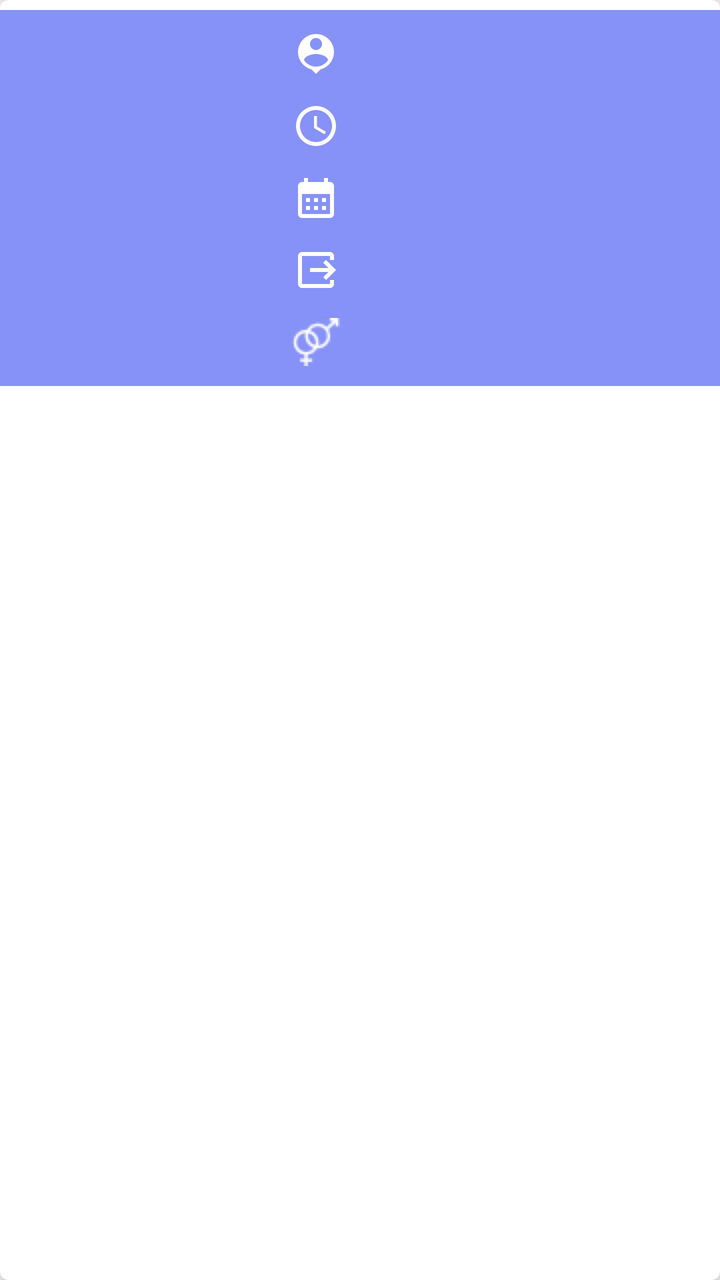
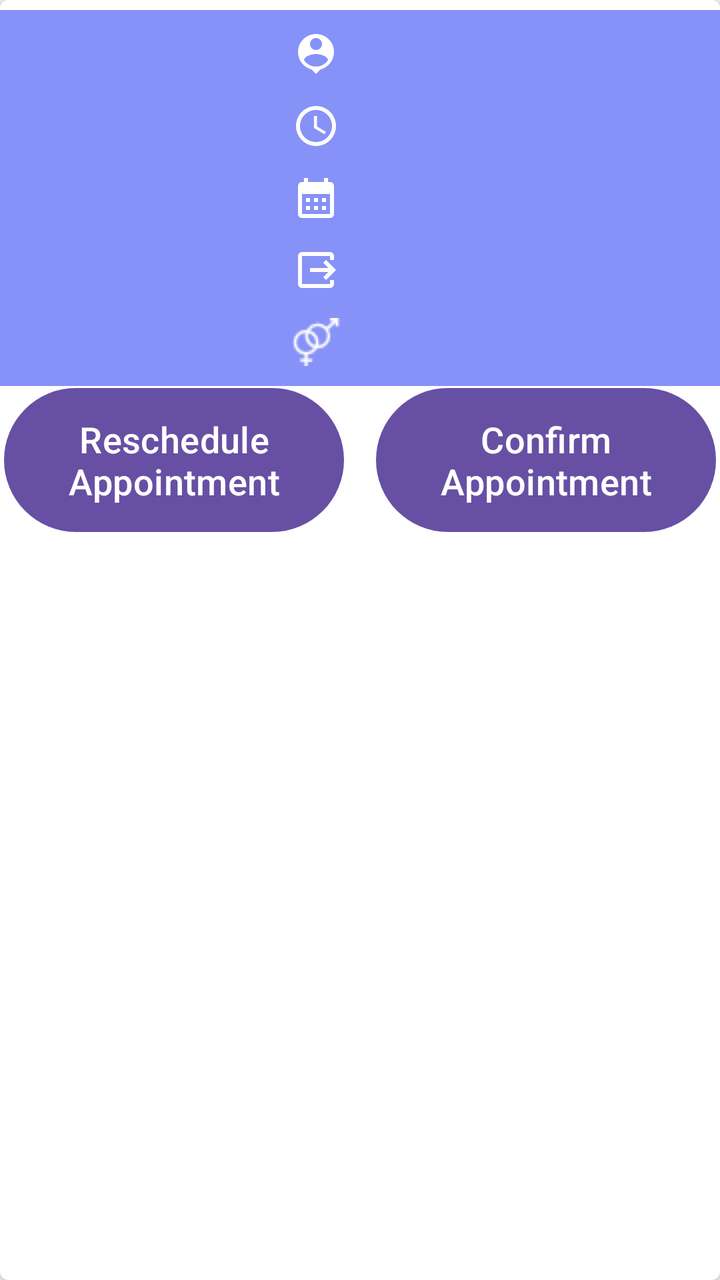

Compare the two renders of this Android layout. The source of the first and the diff that turns it into the second are given below.
<!-- AndroidManifest.xml: application theme Theme.EDermaCareLatestt -->
<!-- res/layout/cardappointment.xml -->
<?xml version="1.0" encoding="utf-8"?>
<androidx.cardview.widget.CardView
    xmlns:android="http://schemas.android.com/apk/res/android"
    xmlns:app="http://schemas.android.com/apk/res-auto"
    android:layout_width="match_parent"
    android:layout_height="wrap_content"
    app:cardCornerRadius="4dp"
    app:cardElevation="6dp"
    android:layout_margin="16dp">

    <LinearLayout
        android:layout_width="match_parent"
        android:layout_height="wrap_content"
        android:orientation="horizontal"
        android:background="@color/lavender"
        android:padding="10dp"
        android:layout_marginBottom="5dp"
        android:layout_marginTop="5dp">

        <ImageView
            android:id="@+id/imageView"
            android:layout_width="120dp"
            android:layout_height="120dp"
            android:layout_gravity="center_vertical" />

        <LinearLayout
            android:layout_width="0dp"
            android:layout_height="wrap_content"
            android:layout_weight="1"
            android:orientation="vertical"
            android:layout_marginStart="16dp">

            <TextView
                android:id="@+id/patient_name"
                android:layout_width="match_parent"
                android:layout_height="wrap_content"
                android:drawableLeft="@drawable/baseline_person_pin_24"
                android:textColor="@color/white"
                android:drawableTint="#FFF"
                android:textSize="11sp"
                android:textStyle="bold"
                android:layout_marginBottom="12dp" />

            <TextView
                android:id="@+id/time"
                android:layout_width="match_parent"
                android:layout_height="wrap_content"
                android:drawableLeft="@drawable/baseline_access_time_24"
                android:textColor="@color/white"
                android:textSize="11sp"
                android:textStyle="bold"
                android:layout_marginBottom="12dp" />

            <TextView
                android:id="@+id/date"
                android:layout_width="match_parent"
                android:layout_height="wrap_content"
                android:drawableLeft="@drawable/baseline_calendar_month_24"
                android:textColor="@color/white"
                android:textSize="11sp"
                android:drawableTint="@color/white"
                android:textStyle="bold"
                android:layout_marginBottom="12dp" />

            <TextView
                android:id="@+id/result"
                android:layout_width="match_parent"
                android:layout_height="wrap_content"
                android:drawableLeft="@drawable/baseline_output_24"
                android:textColor="@color/white"
                android:textSize="11sp"
                android:textStyle="bold"
                android:layout_marginBottom="12dp"/>

            <TextView
                android:id="@+id/gender"
                android:drawableTint="@color/white"
                android:layout_width="match_parent"
                android:layout_height="wrap_content"
                android:drawableLeft="@drawable/gender"
                android:textColor="@color/white"
                android:textSize="11sp"
                android:textStyle="bold" />

        </LinearLayout>

    </LinearLayout>

</androidx.cardview.widget.CardView>
<!-- resources referenced by this layout -->
<resources>
  <color name="lavender">#8692F7</color>
  <color name="white">#FFFFFFFF</color>
  <!-- drawable baseline_access_time_24 (drawable) -->
  <vector xmlns:android="http://schemas.android.com/apk/res/android" android:height="24dp" android:tint="#FDFCFC" android:viewportHeight="24" android:viewportWidth="24" android:width="24dp">
        
      <path android:fillColor="@android:color/white" android:pathData="M11.99,2C6.47,2 2,6.48 2,12s4.47,10 9.99,10C17.52,22 22,17.52 22,12S17.52,2 11.99,2zM12,20c-4.42,0 -8,-3.58 -8,-8s3.58,-8 8,-8 8,3.58 8,8 -3.58,8 -8,8z"/>
        
      <path android:fillColor="@android:color/white" android:pathData="M12.5,7H11v6l5.25,3.15 0.75,-1.23 -4.5,-2.67z"/>
      
  </vector>
  <!-- drawable baseline_calendar_month_24 (drawable) -->
  <vector xmlns:android="http://schemas.android.com/apk/res/android" android:height="24dp" android:tint="#000000" android:viewportHeight="24" android:viewportWidth="24" android:width="24dp">
        
      <path android:fillColor="@android:color/white" android:pathData="M19,4h-1V2h-2v2H8V2H6v2H5C3.89,4 3.01,4.9 3.01,6L3,20c0,1.1 0.89,2 2,2h14c1.1,0 2,-0.9 2,-2V6C21,4.9 20.1,4 19,4zM19,20H5V10h14V20zM9,14H7v-2h2V14zM13,14h-2v-2h2V14zM17,14h-2v-2h2V14zM9,18H7v-2h2V18zM13,18h-2v-2h2V18zM17,18h-2v-2h2V18z"/>
      
  </vector>
  <!-- drawable baseline_output_24 (drawable) -->
  <vector xmlns:android="http://schemas.android.com/apk/res/android" android:height="24dp" android:tint="#FDFCFC" android:viewportHeight="24" android:viewportWidth="24" android:width="24dp">
        
      <path android:fillColor="@android:color/white" android:pathData="M17,17l5,-5l-5,-5l-1.41,1.41l2.58,2.59l-9.17,0l0,2l9.17,0l-2.58,2.59z"/>
        
      <path android:fillColor="@android:color/white" android:pathData="M19,19H5V5h14v2h2V5c0,-1.1 -0.89,-2 -2,-2H5C3.9,3 3,3.9 3,5v14c0,1.1 0.9,2 2,2h14c1.11,0 2,-0.9 2,-2v-2h-2V19z"/>
      
  </vector>
  <!-- drawable baseline_person_pin_24 (drawable) -->
  <vector xmlns:android="http://schemas.android.com/apk/res/android" android:height="24dp" android:tint="#000000" android:viewportHeight="24" android:viewportWidth="24" android:width="24dp">
        
      <path android:fillColor="@android:color/white" android:pathData="M12,2c-4.97,0 -9,4.03 -9,9 0,4.17 2.84,7.67 6.69,8.69L12,22l2.31,-2.31C18.16,18.67 21,15.17 21,11c0,-4.97 -4.03,-9 -9,-9zM12,4c1.66,0 3,1.34 3,3s-1.34,3 -3,3 -3,-1.34 -3,-3 1.34,-3 3,-3zM12,18.3c-2.5,0 -4.71,-1.28 -6,-3.22 0.03,-1.99 4,-3.08 6,-3.08 1.99,0 5.97,1.09 6,3.08 -1.29,1.94 -3.5,3.22 -6,3.22z"/>
      
  </vector>
  <!-- drawable gender: png bitmap (drawable, 712 bytes) -->
  <style name="Theme.EDermaCareLatestt" parent="Base.Theme.EDermaCareLatestt" />
  <style name="Base.Theme.EDermaCareLatestt" parent="Theme.Material3.DayNight.NoActionBar">
          
          
      </style>
</resources>

<!-- the commit's change to res/layout/cardappointment.xml (unified diff, before → after) -->
@@ -85,5 +85,23 @@
         </LinearLayout>
 
     </LinearLayout>
+    <Button
+        android:id="@+id/rescheduler"
+        android:layout_width="170dp"
+        android:layout_height="80dp"
+        android:layout_marginTop="190dp"
+        android:layout_gravity="left"
+        android:text="Reschedule Appointment"
+        android:textSize="18sp"
+        android:layout_marginLeft="2dp"/>
+    <Button
+        android:id="@+id/confirmer"
+        android:layout_width="170dp"
+        android:layout_height="80dp"
+        android:layout_marginTop="190dp"
+        android:layout_gravity="right"
+        android:text="Confirm Appointment"
+        android:textSize="18sp"
+        android:layout_marginRight="2dp"/>
 
 </androidx.cardview.widget.CardView>
